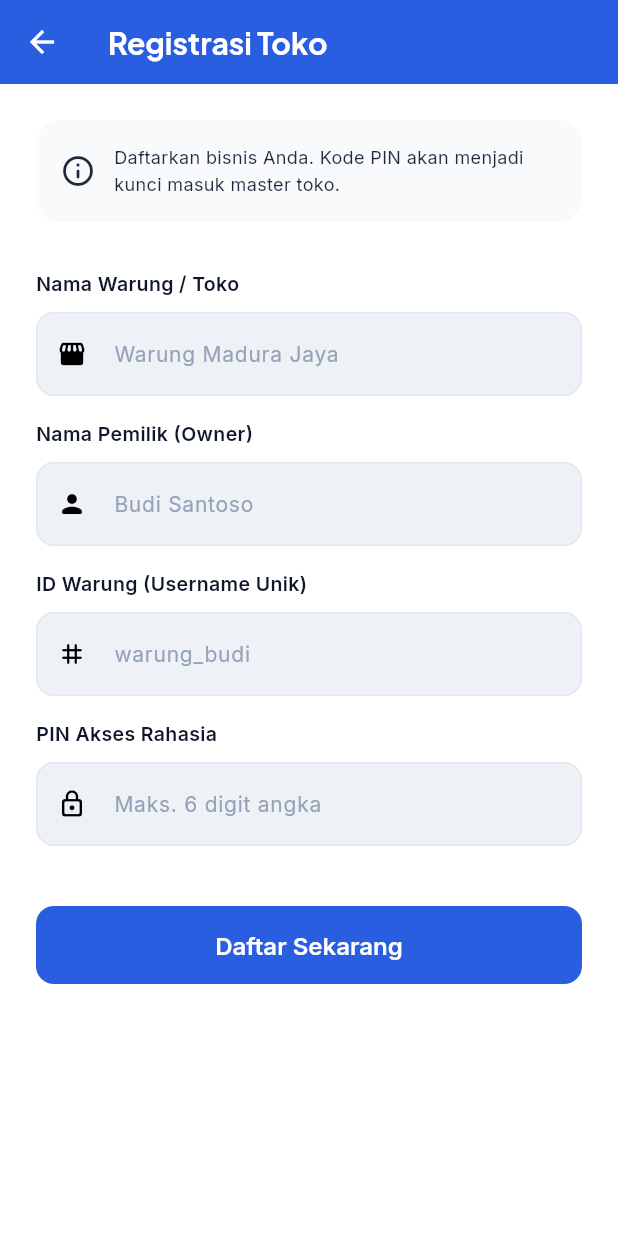
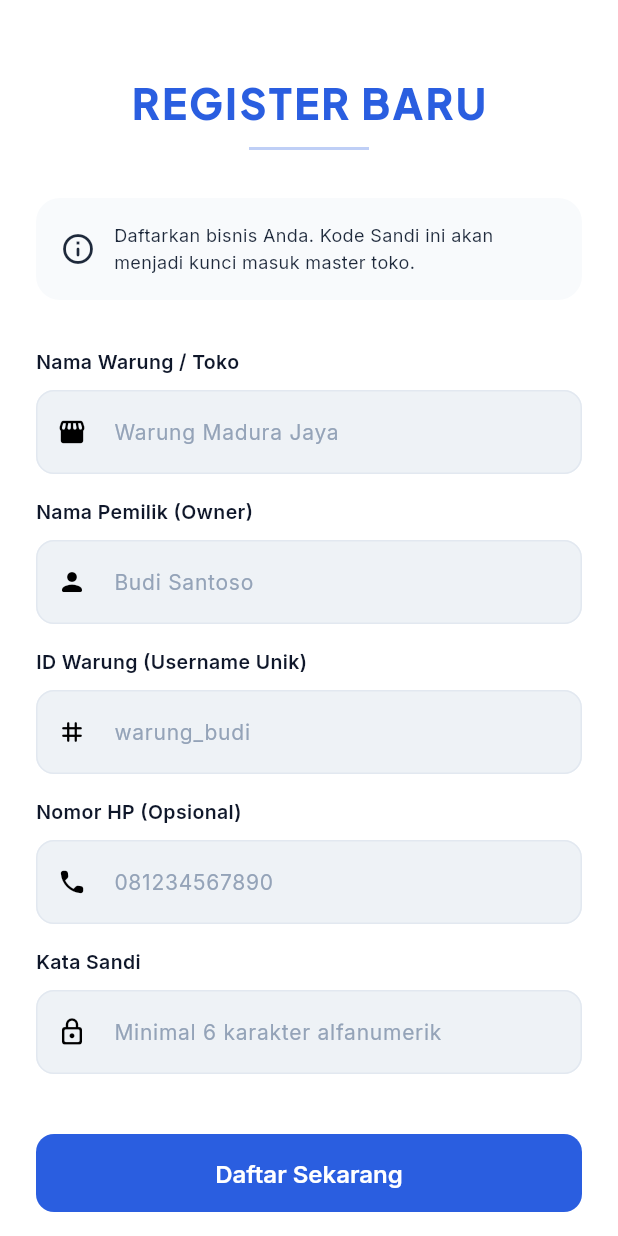
Before and after one commit to nmsyauqi/jagawarung, a Flutter app: the DaftarWarungPage screen opened directly, on a phone screen of 412 x 824 dp. Run offline on Flutter 3.47's test engine with Material 3 defaults, Android fonts, the phone set to English and light mode, and no system bars; our stand-ins replace cloud_firestore, firebase_auth, firebase_core, google_fonts, pdf, printing and 1 more; missing offline and left inert: mobile_scanner; accounts and stored records are empty.

Commit message:
login-register

```diff
--- a/lib/models/user_model.dart
+++ b/lib/models/user_model.dart
@@ -7,6 +7,7 @@ class UserModel {
   final String role; // Isinya hanya: "owner" atau "pegawai"
   final String? pin; // Passcode 4-6 digit untuk login pegawai (opsional untuk owner)
   final String? email; // Email login khusus untuk owner
+  final String? noHp; // Nomor Handphone opsional
 
   UserModel({
     required this.idUser,
@@ -15,6 +16,7 @@ class UserModel {
     required this.role,
     this.pin,
     this.email,
+    this.noHp,
   });
 
   Map<String, dynamic> toMap() {
@@ -25,6 +27,7 @@ class UserModel {
       'role': role,
       'pin': pin,
       'email': email,
+      'no_hp': noHp,
     };
   }
 
@@ -36,6 +39,7 @@ class UserModel {
       role: map['role'] ?? 'pegawai',
       pin: map['pin'],
       email: map['email'],
+      noHp: map['no_hp'],
     );
   }
 }
--- a/lib/screens/login_page.dart
+++ b/lib/screens/login_page.dart
@@ -169,6 +169,7 @@ class _MasukWarungPageState extends State<MasukWarungPage> {
   final _passCtrl = TextEditingController();
   bool _isLoading = false;
   bool _obscureText = true;
+  bool _isOwnerMode = false; // Mode split (Default: Pegawai)
 
   @override
   void dispose() {
@@ -183,14 +184,21 @@ class _MasukWarungPageState extends State<MasukWarungPage> {
     if (idWarung.isEmpty || sandi.isEmpty) return;
 
     setState(() => _isLoading = true);
-    final sukses = await context.read<AuthProvider>().login(idWarung, sandi);
+    final auth = context.read<AuthProvider>();
+    bool sukses = false;
+
+    if (_isOwnerMode) {
+      // Dummy Email format untuk Firebase Auth
+      final dummyEmail = "$idWarung@jagawarung.com";
+      sukses = await auth.loginOwner(dummyEmail, sandi);
+    } else {
+      sukses = await auth.loginPegawai(idWarung, sandi);
+    }
 
     if (!mounted) return;
 
-
     if (sukses) {
-      final auth = context.read<AuthProvider>();
-      if (auth.isPegawai) {
+      if (auth.isPegawai && auth.currentUser != null) {
         await context.read<ShiftProvider>().muatShiftAktif(auth.currentUser!.idUser);
       }
       if (!mounted) return;
@@ -199,7 +207,6 @@ class _MasukWarungPageState extends State<MasukWarungPage> {
     } else {
       setState(() => _isLoading = false);
       ScaffoldMessenger.of(context).showSnackBar(const SnackBar(content: Text('Login gagal! Pastikan ID dan Sandi benar.')));
-
     }
   }
 
@@ -245,11 +252,11 @@ class _MasukWarungPageState extends State<MasukWarungPage> {
               TextField(
                 controller: _passCtrl,
                 obscureText: _obscureText,
-                keyboardType: TextInputType.number,
-                inputFormatters: [FilteringTextInputFormatter.digitsOnly],
+                keyboardType: _isOwnerMode ? TextInputType.text : TextInputType.number,
+                inputFormatters: _isOwnerMode ? [] : [FilteringTextInputFormatter.digitsOnly],
                 style: GoogleFonts.inter(fontSize: 15),
                 decoration: InputDecoration(
-                  hintText: 'PIN / Password',
+                  hintText: _isOwnerMode ? 'Kata Sandi Owner' : 'PIN Kasir (6-digit)',
                   fillColor: Colors.white,
                   filled: true,
                   contentPadding: const EdgeInsets.symmetric(horizontal: 16, vertical: 16),
@@ -262,7 +269,25 @@ class _MasukWarungPageState extends State<MasukWarungPage> {
                   ),
                 ),
               ),
-              const SizedBox(height: 32),
+              const SizedBox(height: 16),
+
+              // Toggle Mode Button
+              Align(
+                alignment: Alignment.centerRight,
+                child: TextButton(
+                  onPressed: () {
+                    setState(() {
+                      _isOwnerMode = !_isOwnerMode;
+                      _passCtrl.clear();
+                    });
+                  },
+                  child: Text(
+                    _isOwnerMode ? 'Masuk sebagai Kasir?' : 'Masuk sebagai Owner?',
+                    style: GoogleFonts.inter(fontSize: 13, fontWeight: FontWeight.w600, color: AppTheme.primary),
+                  ),
+                ),
+              ),
+              const SizedBox(height: 24),
 
               // Button
               SizedBox(
@@ -300,6 +325,7 @@ class DaftarWarungPage extends StatefulWidget {
 class _DaftarWarungPageState extends State<DaftarWarungPage> {
   final _namaWarungCtrl = TextEditingController();
   final _namaOwnerCtrl = TextEditingController();
+  final _noHpCtrl = TextEditingController(); // Input HP Opsional dari Backend
   final _idCtrl = TextEditingController();
   final _passCtrl = TextEditingController();
   final DatabaseService _dbService = DatabaseService();
@@ -315,14 +341,16 @@ class _DaftarWarungPageState extends State<DaftarWarungPage> {
       _namaWarungCtrl.text,
       _namaOwnerCtrl.text,
       _idCtrl.text,
-      _passCtrl.text
+      _passCtrl.text,
+      _noHpCtrl.text // Opsional
     );
 
     if (!mounted) return;
 
     if (sukses) {
       // Langsung login setelah sukses registrasi ke Firebase
-      await context.read<AuthProvider>().login(_idCtrl.text, _passCtrl.text);
+      final dummyEmail = "${_idCtrl.text}@jagawarung.com";
+      await context.read<AuthProvider>().loginOwner(dummyEmail, _passCtrl.text);
       if (!mounted) return;
       setState(() => _isLoading = false);
 
@@ -330,7 +358,7 @@ class _DaftarWarungPageState extends State<DaftarWarungPage> {
       Navigator.of(context).pop();
     } else {
       setState(() => _isLoading = false);
-      ScaffoldMessenger.of(context).showSnackBar(const SnackBar(content: Text('Gagal! ID Warung (Username) sudah terpakai.')));
+      ScaffoldMessenger.of(context).showSnackBar(const SnackBar(content: Text('Gagal! Cek koneksi atau ID Warung sudah terpakai.')));
     }
   }
 
@@ -338,12 +366,35 @@ class _DaftarWarungPageState extends State<DaftarWarungPage> {
   Widget build(BuildContext context) {
     return Scaffold(
       backgroundColor: AppTheme.surface,
-      appBar: AppBar(title: const Text('Registrasi Toko'), surfaceTintColor: Colors.transparent),
-      body: SingleChildScrollView(
+      body: SafeArea(
+        child: SingleChildScrollView(
           padding: const EdgeInsets.all(24),
           child: Column(
             crossAxisAlignment: CrossAxisAlignment.start,
             children: [
+              const SizedBox(height: 24),
+              // Judul Tengah seperti referensi UI
+              Center(
+                child: Text(
+                  'REGISTER BARU',
+                  style: GoogleFonts.plusJakartaSans(
+                    fontSize: 28,
+                    fontWeight: FontWeight.w800,
+                    color: AppTheme.primary,
+                    letterSpacing: 1.5,
+                  ),
+                ),
+              ),
+              const SizedBox(height: 8),
+              Center(
+                child: Container(
+                  height: 2,
+                  width: 80,
+                  color: AppTheme.primary.withValues(alpha: 0.3),
+                ),
+              ),
+              const SizedBox(height: 32),
+
               Container(
                 padding: const EdgeInsets.all(16),
                 decoration: BoxDecoration(color: AppTheme.accentSurface, borderRadius: BorderRadius.circular(16)),
@@ -351,7 +402,7 @@ class _DaftarWarungPageState extends State<DaftarWarungPage> {
                   children: [
                      const Icon(Icons.info_outline_rounded, color: AppTheme.accent),
                      const SizedBox(width: 12),
-                   Expanded(child: Text('Daftarkan bisnis Anda. Kode PIN akan menjadi kunci masuk master toko.', style: GoogleFonts.inter(fontSize: 12, color: AppTheme.accent))),
+                     Expanded(child: Text('Daftarkan bisnis Anda. Kode Sandi ini akan menjadi kunci masuk master toko.', style: GoogleFonts.inter(fontSize: 12, color: AppTheme.accent))),
                   ],
                 ),
               ),
@@ -372,9 +423,14 @@ class _DaftarWarungPageState extends State<DaftarWarungPage> {
               TextField(controller: _idCtrl, maxLength: 20, inputFormatters: [FilteringTextInputFormatter.deny(RegExp(r'\s'))], decoration: const InputDecoration(hintText: 'warung_budi', prefixIcon: Icon(Icons.tag_rounded, size: 20), fillColor: AppTheme.bg, filled: true, counterText: '')),
               const SizedBox(height: 16),
 
-            Text('PIN Akses Rahasia', style: GoogleFonts.inter(fontSize: 13, fontWeight: FontWeight.w600, color: AppTheme.textDark)),
+              Text('Nomor HP (Opsional)', style: GoogleFonts.inter(fontSize: 13, fontWeight: FontWeight.w600, color: AppTheme.textDark)),
               const SizedBox(height: 8),
-            TextField(controller: _passCtrl, obscureText: true, keyboardType: TextInputType.number, maxLength: 6, inputFormatters: [FilteringTextInputFormatter.digitsOnly], decoration: const InputDecoration(hintText: 'Maks. 6 digit angka', prefixIcon: Icon(Icons.lock_outline_rounded, size: 20), fillColor: AppTheme.bg, filled: true, counterText: '')),
+              TextField(controller: _noHpCtrl, keyboardType: TextInputType.phone, maxLength: 15, inputFormatters: [FilteringTextInputFormatter.digitsOnly], decoration: const InputDecoration(hintText: '081234567890', prefixIcon: Icon(Icons.phone_rounded, size: 20), fillColor: AppTheme.bg, filled: true, counterText: '')),
+              const SizedBox(height: 16),
+
+              Text('Kata Sandi', style: GoogleFonts.inter(fontSize: 13, fontWeight: FontWeight.w600, color: AppTheme.textDark)),
+              const SizedBox(height: 8),
+              TextField(controller: _passCtrl, obscureText: true, decoration: const InputDecoration(hintText: 'Minimal 6 karakter alfanumerik', prefixIcon: Icon(Icons.lock_outline_rounded, size: 20), fillColor: AppTheme.bg, filled: true, counterText: '')),
 
               const SizedBox(height: 40),
               SizedBox(
@@ -385,7 +441,21 @@ class _DaftarWarungPageState extends State<DaftarWarungPage> {
                   child: _isLoading ? const SizedBox(width: 24, height: 24, child: CircularProgressIndicator(color: Colors.white, strokeWidth: 2)) : Text('Daftar Sekarang', style: GoogleFonts.inter(fontSize: 16, fontWeight: FontWeight.w600, color: Colors.white)),
                 ),
               ),
+              const SizedBox(height: 16),
+
+              // Tombol Kembali ke Login pengganti AppBar Back Button
+              Center(
+                child: TextButton(
+                  onPressed: () => Navigator.pop(context),
+                  child: Text(
+                    'Batal, Kembali ke Login',
+                    style: GoogleFonts.inter(fontSize: 14, fontWeight: FontWeight.w500, color: AppTheme.textMuted),
+                  ),
+                ),
+              ),
+              const SizedBox(height: 24),
             ],
+          ),
         ),
       ),
     );
--- a/pubspec.yaml
+++ b/pubspec.yaml
@@ -36,7 +36,7 @@ dependencies:
   cupertino_icons: ^1.0.8
   provider: ^6.1.5+1
   firebase_core: ^4.7.0
-  firebase_auth: ^4.17.0
+  firebase_auth: ^6.4.0
   cloud_firestore: ^6.3.0
   google_fonts: ^8.0.2
   intl: ^0.20.2
```
Also changed, not shown: lib/providers/auth_provider.dart (+43 -23 lines), lib/services/database_service.dart (+37 -5 lines), pubspec.lock, 3 other files. Lines whose indentation alone changed are shown as unchanged.
